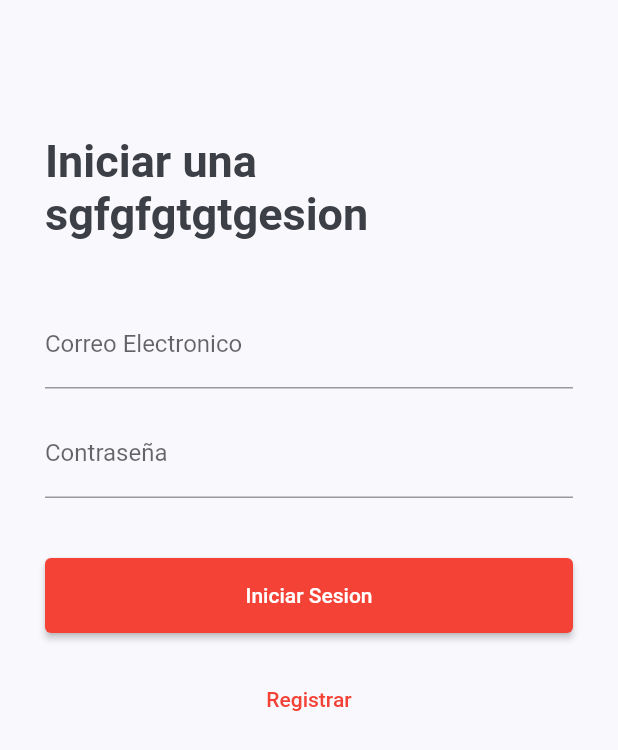
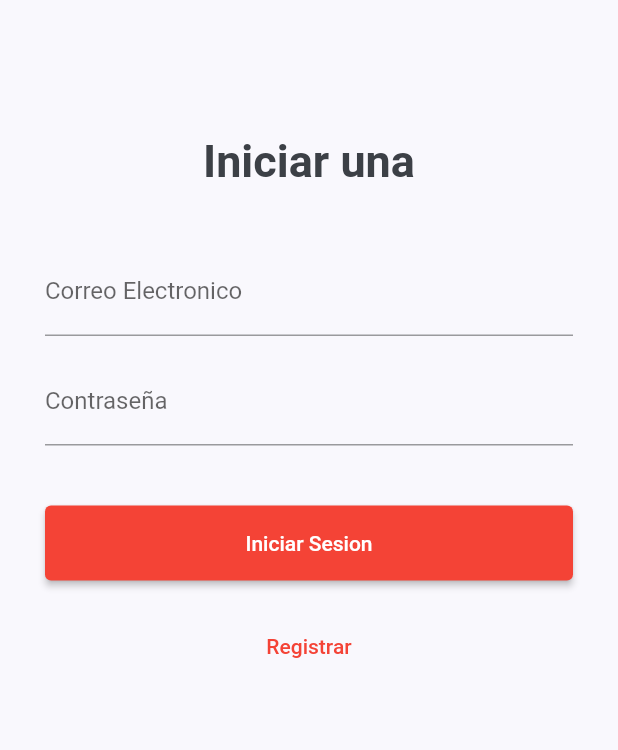
Before and after one commit to reynaldo57/partido_republicano_peruano, a Flutter app: the screen it shows after launch, on a phone screen of 412 x 824 dp. Shown: the top 750 px of the screen. Run offline on Flutter 3.47's test engine with Material 2 defaults, Android fonts, the phone set to English and light mode, and no system bars; our stand-ins replace cloud_firestore, firebase_auth, firebase_core, firebase_storage, flutter_svg, image_picker and 1 more; accounts and stored records are empty.

Commit message:
setima commit

```diff
--- a/lib/screens/admin/login_admin_page.dart
+++ b/lib/screens/admin/login_admin_page.dart
@@ -73,7 +73,7 @@ class _LoginAdminPageState extends State<LoginAdminPage> {
                       height: 60.0,
                     ),
                     Text(
-                      "Iniciar una  sgfgfgtgtgesion",
+                      "Iniciar una",
                       style: TextStyle(
                           fontSize: 30.0,
                           fontWeight: FontWeight.bold
```
